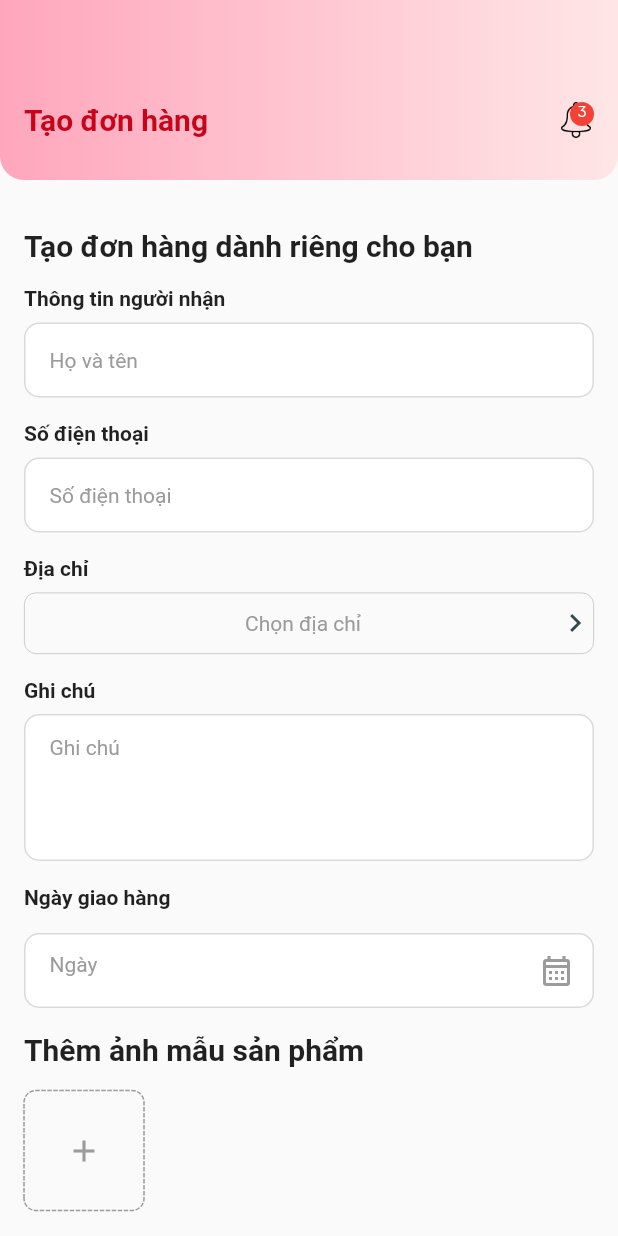
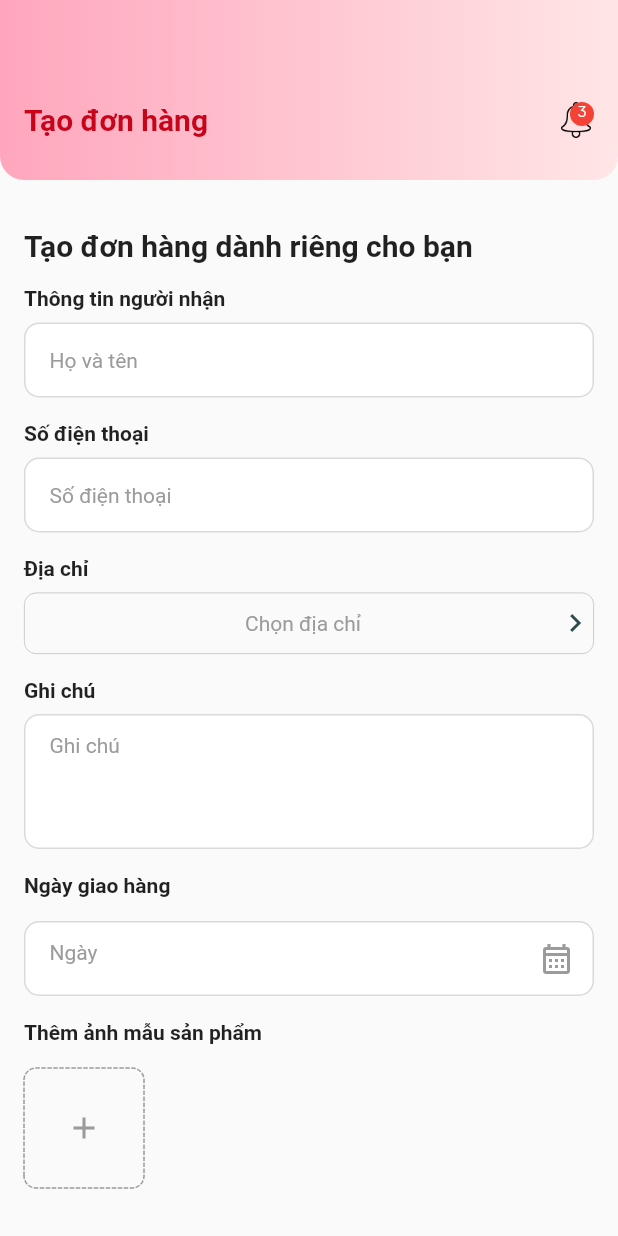
Before and after one commit to tiendvth/shop_cake_project, a Flutter app: the CreateMyOrderPage screen opened directly, on a phone screen of 412 x 824 dp. Run offline on Flutter 3.47's test engine with Material 2 defaults, Android fonts, the phone set to English and light mode, and no system bars; drawn by our look-alikes of dotted_border; our stand-ins replace bloc, dio, dropdown_button2, easy_localization, equatable, firebase_auth and 13 more; accounts and stored records are empty.

Commit message:
DVT | Fix ui.

```diff
--- a/shop_cake/lib/src/create_my_order/ui/create_my_order_page.dart
+++ b/shop_cake/lib/src/create_my_order/ui/create_my_order_page.dart
@@ -177,6 +177,11 @@
                           fontWeight: FontWeight.w400,
                           color: k9B9B9B,
                         ),
+                        style: GoogleFonts.roboto(
+                          fontSize: 14,
+                          fontWeight: FontWeight.w400,
+                          color: kMainBlackColor,
+                        ),
                         onComplete: () {
                           //FocusManager.instance.primaryFocus?.dispose();
                         },
@@ -202,6 +207,11 @@
                           fontSize: 14,
                           fontWeight: FontWeight.w400,
                           color: k9B9B9B,
+                        ),
+                        style: GoogleFonts.roboto(
+                          fontSize: 14,
+                          fontWeight: FontWeight.w400,
+                          color: kMainBlackColor,
                         ),
                         onComplete: () {
                           //FocusManager.instance.primaryFocus?.dispose();
@@ -285,6 +295,11 @@
                           fontWeight: FontWeight.w400,
                           color: k9B9B9B,
                         ),
+                        style: GoogleFonts.roboto(
+                          fontSize: 14,
+                          fontWeight: FontWeight.w400,
+                          color: kMainBlackColor,
+                        ),
                         maxLines: 4,
                         onComplete: () {
                           //FocusManager.instance.primaryFocus?.dispose();
@@ -315,7 +330,7 @@
                         style: GoogleFonts.roboto(
                           fontSize: 14,
                           fontWeight: FontWeight.w400,
-                          color: k9B9B9B,
+                          color: kMainBlackColor,
                         ),
                         contentPadding: const EdgeInsets.only(
                           top: 12,
@@ -381,7 +396,7 @@
                       Text(
                         'Thêm ảnh mẫu sản phẩm',
                         style: GoogleFonts.roboto(
-                          fontSize: 20,
+                          fontSize: 14,
                           fontWeight: FontWeight.w700,
                         ),
                       ),
```
Also changed, not shown: shop_cake/lib/src/address/ui/create_new_address_page.dart (+5 -7 lines).
